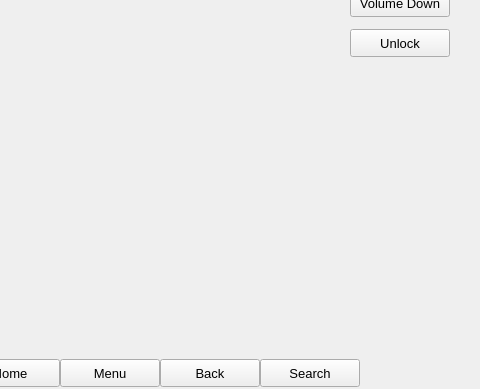
The window that mainwindow.ui (thewisenerd/adbkp-gui) describes before a commit, drawn with Qt 5; both pictures show x 160 to 640 and y 131 to 520 of the 640 by 520 pixel window.
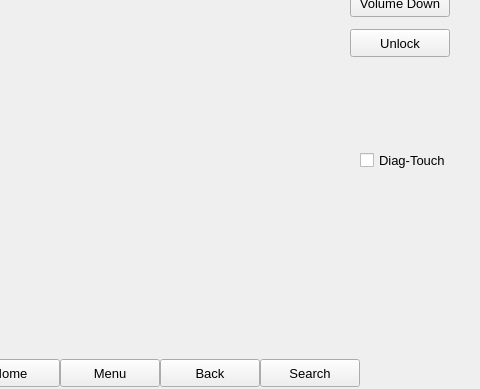
The same window after the commit. Icons and pictures are not drawn.

Commit message: added diagonal multi-touch capability

Patch:
```diff
--- a/mainwindow.ui
+++ b/mainwindow.ui
@@ -378,6 +378,31 @@
      </property>
     </item>
    </widget>
+   <widget class="QCheckBox" name="multi_chk">
+    <property name="geometry">
+     <rect>
+      <x>520</x>
+      <y>280</y>
+      <width>95</width>
+      <height>23</height>
+     </rect>
+    </property>
+    <property name="maximumSize">
+     <size>
+      <width>95</width>
+      <height>23</height>
+     </size>
+    </property>
+    <property name="font">
+     <font>
+      <family>Arial</family>
+      <pointsize>10</pointsize>
+     </font>
+    </property>
+    <property name="text">
+     <string>Diag-Touch</string>
+    </property>
+   </widget>
   </widget>
  </widget>
  <layoutdefault spacing="6" margin="11"/>
```
The commit also changes 3 other files.
